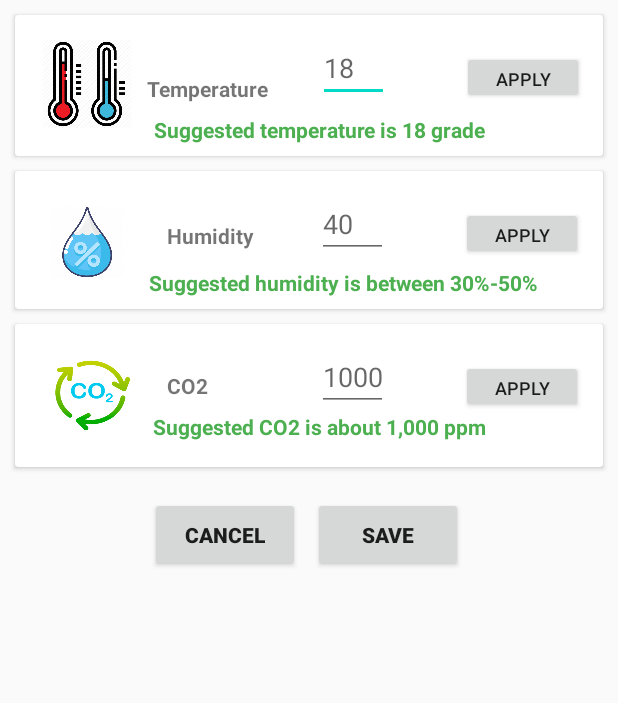
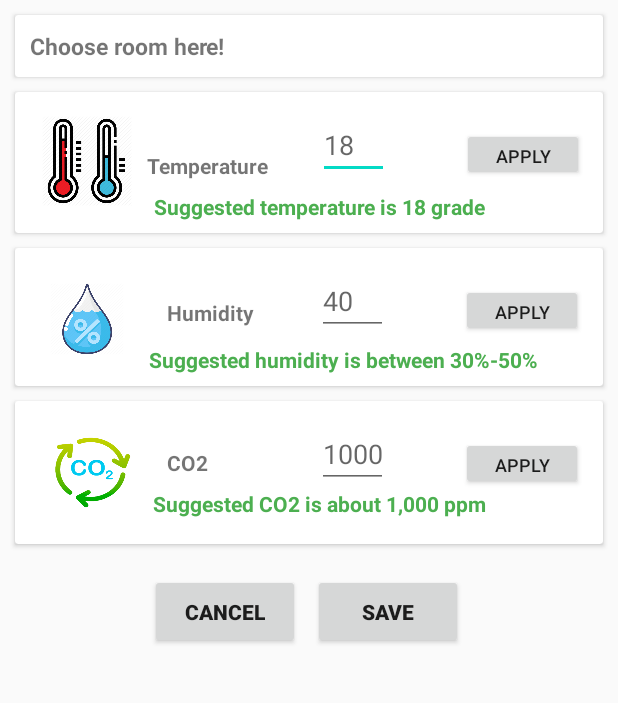
Before and after one commit to kokopiotrowski/Sep4AndroidApp, an Android app: the screen it shows after launch once a user with an empty profile is signed in (MainActivity), in the side drawer, after a tap on "Preferences", on a phone screen of 412 x 824 dp, the part 84-787 px from its top. Run offline under Robolectric (Android 15) with nearby library versions, the light colour scheme and no system bars; our stand-ins replace Firebase (no records; nobody signed in at launch, a user with empty details on screens opened directly); libraries missing offline, so code that uses them is left out: com.firebase.ui.

Commit message:
cardView_contextMenu

```diff
--- a/app/src/main/AndroidManifest.xml
+++ b/app/src/main/AndroidManifest.xml
@@ -1,7 +1,8 @@
 <?xml version="1.0" encoding="utf-8"?>
 <manifest xmlns:android="http://schemas.android.com/apk/res/android"
     package="com.example.sep4androidapp">
-    <uses-permission android:name="android.permission.INTERNET"/>
+
+    <uses-permission android:name="android.permission.INTERNET" />
 
     <application
         android:allowBackup="true"
@@ -10,7 +11,8 @@
         android:roundIcon="@mipmap/ic_launcher_round"
         android:supportsRtl="true"
         android:theme="@style/AppTheme">
-        <activity android:name=".MainActivity"/>
+        <activity android:name=".PrefrencesActivity"></activity>
+        <activity android:name=".MainActivity" />
         <activity android:name=".Firebase.Firebase_Login">
             <intent-filter>
                 <action android:name="android.intent.action.MAIN" />
--- a/app/src/main/res/layout/fragment_preferences.xml
+++ b/app/src/main/res/layout/fragment_preferences.xml
@@ -6,6 +6,24 @@
     android:layout_width="match_parent"
     android:layout_height="match_parent"
     android:orientation="vertical">
+
+    <androidx.cardview.widget.CardView
+        android:layout_width="match_parent"
+        android:layout_height="wrap_content"
+        android:layout_marginEnd="10dp"
+        android:layout_marginStart="10dp"
+        android:layout_marginTop="10dp">
+
+        <TextView
+            android:id="@+id/showRoomsButton"
+            android:layout_width="wrap_content"
+            android:layout_height="wrap_content"
+            android:layout_margin="10dp"
+            android:textStyle="bold"
+            android:textSize="15dp"
+            android:text="Choose room here!"/>
+    </androidx.cardview.widget.CardView>
+
 
 
 <androidx.cardview.widget.CardView
```
Also changed, not shown: app/src/main/java/com/example/sep4androidapp/PrefrencesActivity.java (added, +49 -0 lines), app/src/main/res/menu/nav_prefrences.xml (added, +15 -0 lines).
